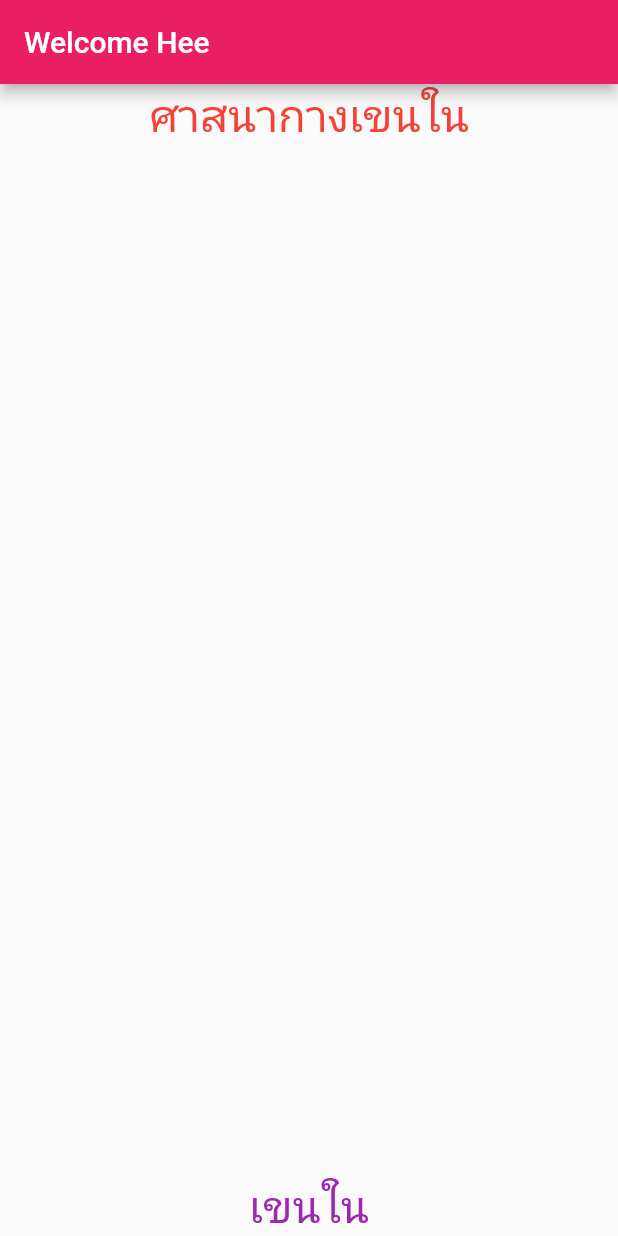
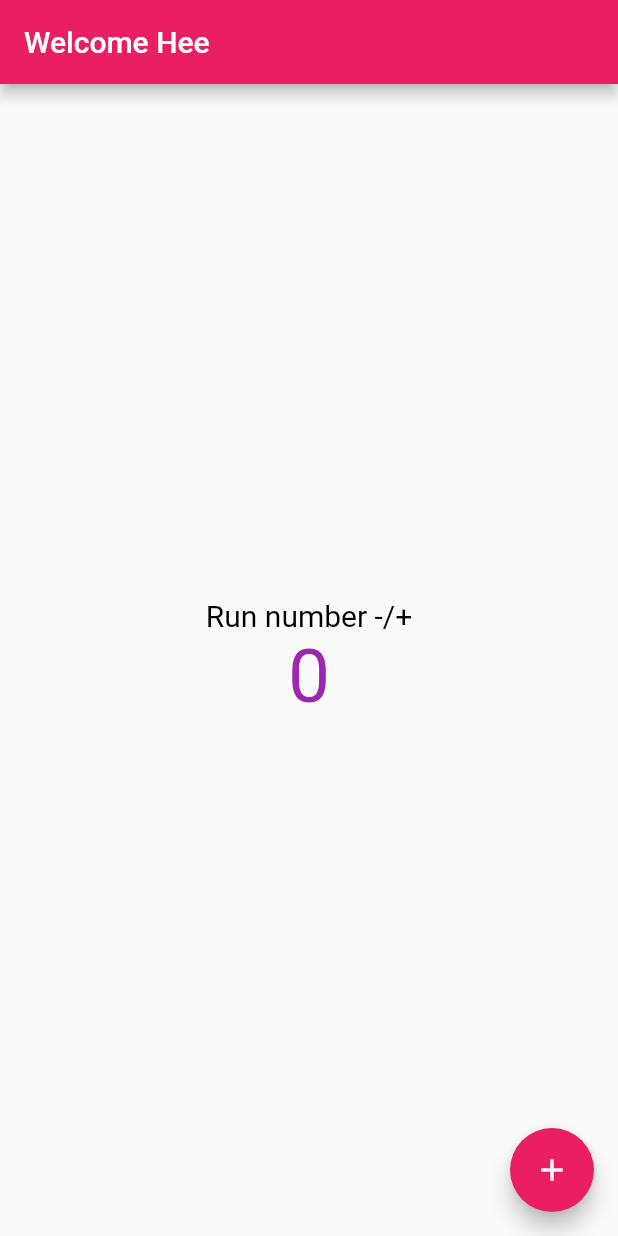
Before and after one commit to HumYacom/flutter, a Flutter app: the screen it shows after launch, on a phone screen of 412 x 824 dp. Run offline on Flutter 3.47's test engine with Material 2 defaults, Android fonts, the phone set to English and light mode, and no system bars.

Commit message:
input buttor

```diff
--- a/lib/main.dart
+++ b/lib/main.dart
@@ -13,7 +13,25 @@ class Main1 extends StatelessWidget {
   Widget build(BuildContext context) {
     return MaterialApp(
       title: "App",
-      home: Scaffold(
+      home: Main2(),
+      theme: ThemeData(primarySwatch: Colors.pink),
+    );
+  }
+}
+
+class Main2 extends StatefulWidget {
+  const Main2({Key? key}) : super(key: key);
+
+  @override
+  State<Main2> createState() => _Main2State();
+}
+
+class _Main2State extends State<Main2> {
+  int Number = 0;
+
+  @override
+  Widget build(BuildContext context) {
+    return Scaffold(
       appBar: AppBar(
         title: Text("Welcome Hee"),
       ),
@@ -23,16 +41,19 @@ class Main1 extends StatelessWidget {
                   "https://lzd-img-global.slatic.net/g/p/c5da016964721e0d47a069d538c464b5.jpg_720x720q80.jpg_.webp"),
             ),*/
         child: Column(
-              mainAxisAlignment: MainAxisAlignment.spaceBetween,
+          mainAxisAlignment: MainAxisAlignment.center,
           children: [
-                Text("ศาสนากางเขนใน",
-                    style: TextStyle(fontSize: 30, color: Colors.red)),
-                Text("เขนใน",
-                    style: TextStyle(fontSize: 30, color: Colors.purple))
+            Text("Run number -/+",
+                style: TextStyle(fontSize: 20, color: Colors.black)),
+            Text("$Number",
+                style: TextStyle(fontSize: 50, color: Colors.purple))
           ],
         ),
-          )),
-      theme: ThemeData(primarySwatch: Colors.pink),
+      ),
+      floatingActionButton: FloatingActionButton(
+        onPressed: () {},
+        child: Icon(Icons.add),
+      ),
     );
   }
 }
```
Lines whose indentation alone changed are shown as unchanged.
